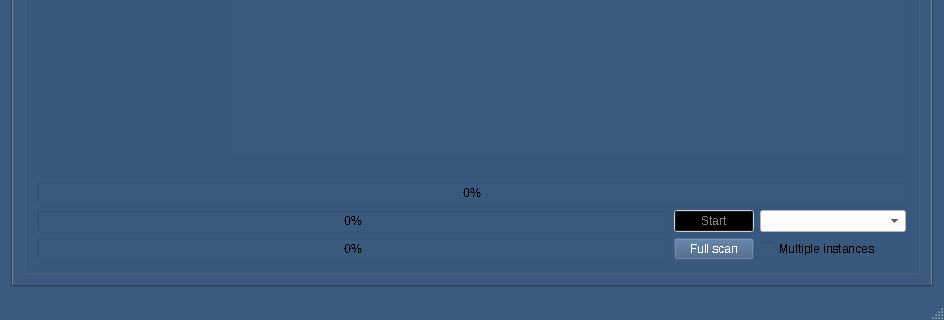
The window that mainwindow.ui (One0f4K1nd/Launchpad) describes before a commit, drawn with Qt 5; both pictures show x 0 to 944 and y 182 to 502 of the 944 by 502 pixel window.
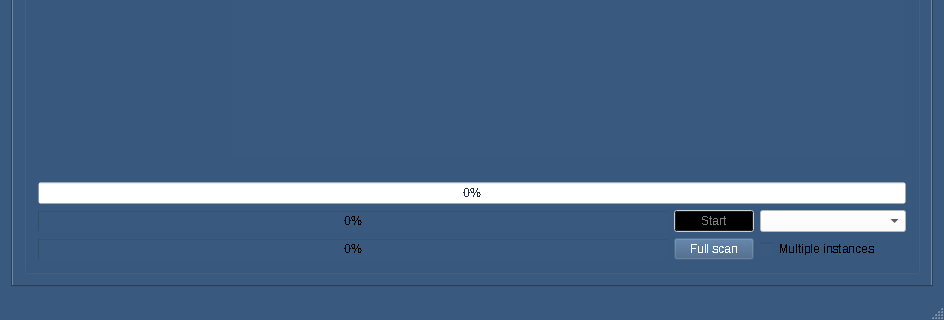
The same window after the commit. Icons and pictures are not drawn.

Patch:
```diff
--- a/mainwindow.ui
+++ b/mainwindow.ui
@@ -2417,6 +2417,9 @@
              </item>
              <item row="2" column="0">
               <widget class="QProgressBar" name="donationBar">
+               <property name="enabled">
+                <bool>false</bool>
+               </property>
                <property name="palette">
                 <palette>
                  <active>
```
Left out of the diff: 2 changed lines with no effect on the pictures.
